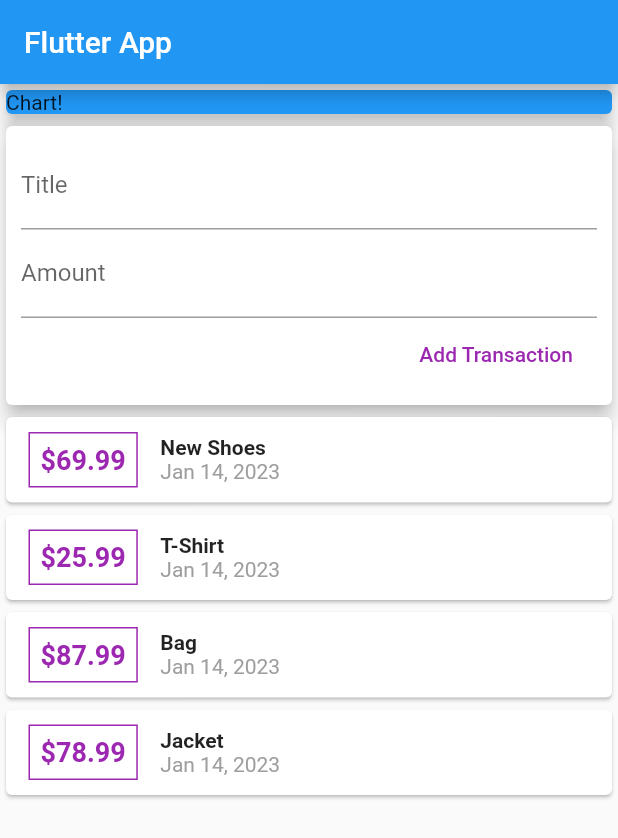
After one commit to nino-t/flutter-personal-expenses, a Flutter app: the screen it shows after launch, on a phone screen of 412 x 824 dp. The commit adds this screen. Shown: the top 838 px of the screen. Run offline on Flutter 3.47's test engine with Material 2 defaults, Android fonts, the light colour scheme and no system bars.

Commit message:
add handle create new transaction

```diff
--- /dev/null
+++ b/lib/widgets/new_transaction.dart
@@ -0,0 +1,41 @@
+import 'package:flutter/material.dart';
+
+class NewTransaction extends StatelessWidget {
+  NewTransaction(this.addTransaction, {Key? key}) : super(key: key);
+
+  final Function addTransaction;
+  final titleController = TextEditingController();
+  final amountController = TextEditingController();
+
+  @override
+  Widget build(BuildContext context) {
+    return Card(
+      elevation: 5,
+      child: Container(
+        padding: const EdgeInsets.all(10),
+        child: Column(
+          crossAxisAlignment: CrossAxisAlignment.end,
+          children: <Widget>[
+            TextField(
+              decoration: const InputDecoration(labelText: 'Title'),
+              controller: titleController,
+            ),
+            TextField(
+              decoration: const InputDecoration(labelText: 'Amount'),
+              controller: amountController,
+            ),
+            // ignore: deprecated_member_use
+            FlatButton(
+              child: const Text('Add Transaction'),
+              textColor: Colors.purple,
+              onPressed: () {
+                addTransaction(
+                    titleController.text, double.parse(amountController.text));
+              },
+            )
+          ],
+        ),
+      ),
+    );
+  }
+}
--- /dev/null
+++ b/lib/widgets/transasction_list.dart
@@ -0,0 +1,51 @@
+import 'package:flutter/material.dart';
+import 'package:intl/intl.dart';
+import 'package:personal_expanses/models/transaction.dart';
+
+class TransactionList extends StatelessWidget {
+  final List<Transaction> transactions;
+
+  const TransactionList(this.transactions, {Key? key}) : super(key: key);
+
+  @override
+  Widget build(BuildContext context) {
+    return Column(
+      children: transactions.map((trx) {
+        return Card(
+          child: Row(
+            children: <Widget>[
+              Container(
+                child: Text(
+                  '\$${trx.amount}',
+                  style: const TextStyle(
+                      fontWeight: FontWeight.bold,
+                      fontSize: 18,
+                      color: Colors.purple),
+                ),
+                margin:
+                    const EdgeInsets.symmetric(vertical: 10, horizontal: 15),
+                decoration:
+                    BoxDecoration(border: Border.all(color: Colors.purple)),
+                padding: const EdgeInsets.all(7),
+              ),
+              Column(
+                crossAxisAlignment: CrossAxisAlignment.start,
+                children: <Widget>[
+                  Text(
+                    trx.title,
+                    style: const TextStyle(
+                        fontSize: 14, fontWeight: FontWeight.bold),
+                  ),
+                  Text(
+                    DateFormat.yMMMd().format(trx.date),
+                    style: const TextStyle(color: Colors.grey),
+                  )
+                ],
+              )
+            ],
+          ),
+        );
+      }).toList(),
+    );
+  }
+}
--- /dev/null
+++ b/lib/widgets/user_transaction.dart
@@ -0,0 +1,44 @@
+import 'package:flutter/material.dart';
+import 'package:personal_expanses/models/transaction.dart';
+import 'package:personal_expanses/widgets/new_transaction.dart';
+import 'package:personal_expanses/widgets/transasction_list.dart';
+
+class UserTransaction extends StatefulWidget {
+  const UserTransaction({Key? key}) : super(key: key);
+
+  @override
+  State<UserTransaction> createState() => _UserTransactionState();
+}
+
+class _UserTransactionState extends State<UserTransaction> {
+  final List<Transaction> transactions = [
+    Transaction(
+        id: 't1', title: 'New Shoes', amount: 69.99, date: DateTime.now()),
+    Transaction(
+        id: 't2', title: 'T-Shirt', amount: 25.99, date: DateTime.now()),
+    Transaction(id: 't3', title: 'Bag', amount: 87.99, date: DateTime.now()),
+    Transaction(id: 't4', title: 'Jacket', amount: 78.99, date: DateTime.now())
+  ];
+
+  void _addNewTransaction(String trxTitle, double trxAmount) {
+    final newTrx = Transaction(
+        id: DateTime.now().toString(),
+        title: trxTitle,
+        amount: trxAmount,
+        date: DateTime.now());
+
+    setState(() {
+      transactions.add(newTrx);
+    });
+  }
+
+  @override
+  Widget build(BuildContext context) {
+    return Column(
+      children: [
+        NewTransaction(_addNewTransaction),
+        TransactionList(transactions)
+      ],
+    );
+  }
+}
```
Also changed, not shown: lib/main.dart (+6 -73 lines), lib/models/transaction.dart (renamed from lib/transaction.dart).
